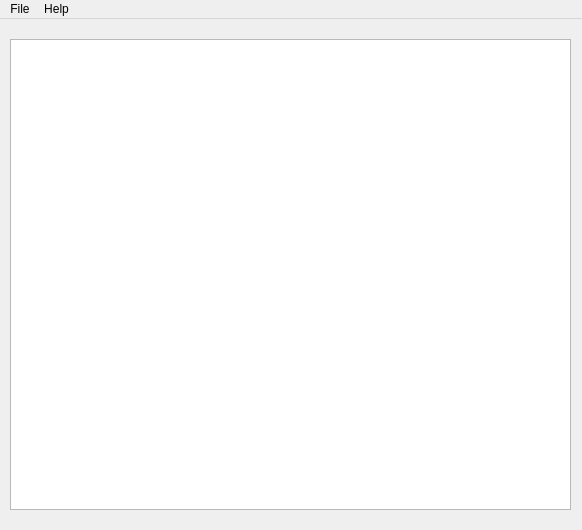
Above: Ventana.ui from vialrogo/chesstrainer-ia before the change. Below: the same form after it.
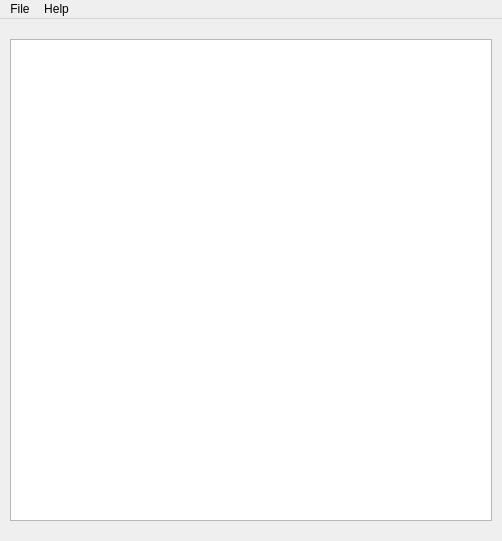
That is the form after the change.

Commit message: Se coloca la primera cuadricula en Ventana (le falta bastante)

Patch:
```diff
--- a/Ventana.ui
+++ b/Ventana.ui
@@ -6,8 +6,8 @@
    <rect>
     <x>0</x>
     <y>0</y>
-    <width>582</width>
-    <height>530</height>
+    <width>502</width>
+    <height>541</height>
    </rect>
   </property>
   <property name="windowTitle">
@@ -19,8 +19,8 @@
      <rect>
       <x>10</x>
       <y>20</y>
-      <width>561</width>
-      <height>471</height>
+      <width>482</width>
+      <height>482</height>
      </rect>
     </property>
    </widget>
@@ -30,7 +30,7 @@
     <rect>
      <x>0</x>
      <y>0</y>
-     <width>582</width>
+     <width>502</width>
      <height>29</height>
     </rect>
    </property>
```
The commit also changes 1 other file.
